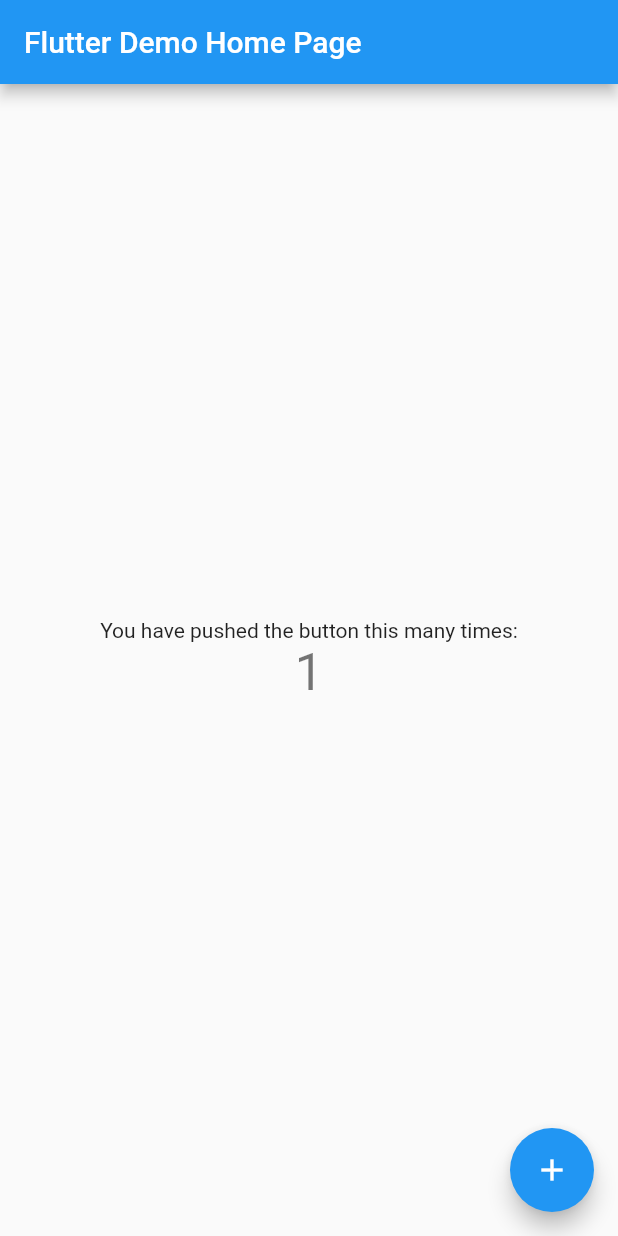
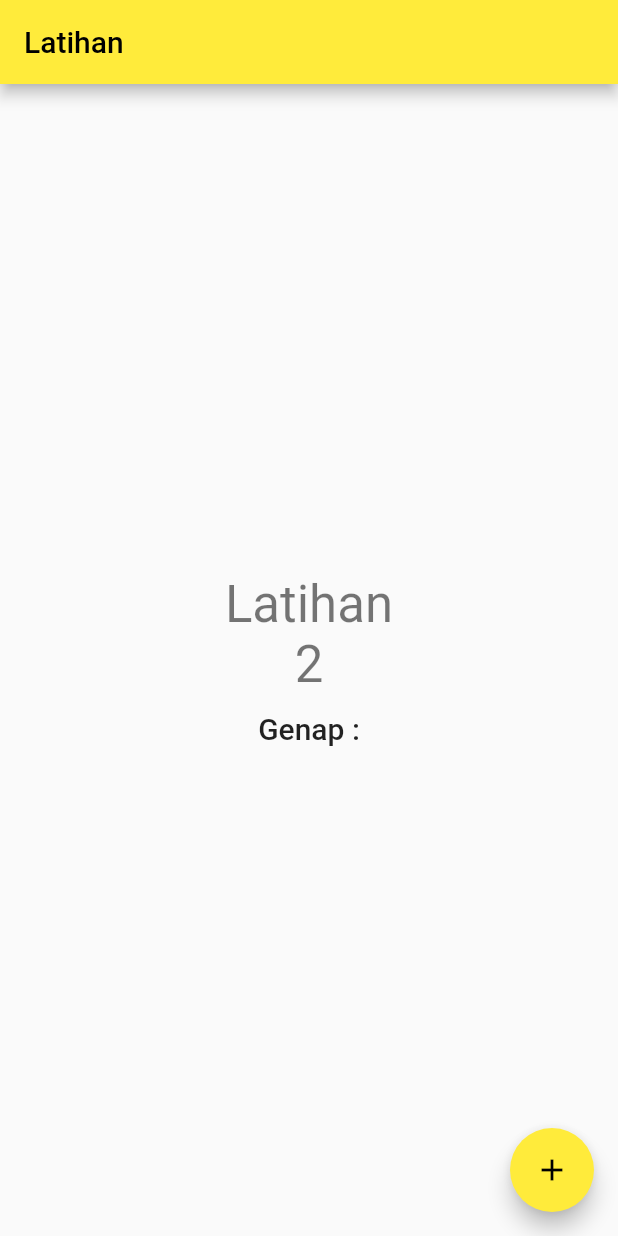
Before and after one commit to superrexy/flutter_wppb, a Flutter app: the screen it shows after launch, after a tap on the "add" icon, on a phone screen of 412 x 824 dp. Run offline on Flutter 3.47's test engine with Material 2 defaults, Android fonts, the phone set to English and light mode, and no system bars.

Commit message:
finish latihan task

```diff
--- a/lib/main.dart
+++ b/lib/main.dart
@@ -1,4 +1,5 @@
 import 'package:flutter/material.dart';
+import 'package:flutter_wppb/view/latihan.dart';
 
 void main() {
   runApp(const MyApp());
@@ -22,9 +23,9 @@
         // or simply save your changes to "hot reload" in a Flutter IDE).
         // Notice that the counter didn't reset back to zero; the application
         // is not restarted.
-        primarySwatch: Colors.blue,
+        primarySwatch: Colors.yellow,
       ),
-      home: const MyHomePage(title: 'Flutter Demo Home Page'),
+      home: latihan(),
     );
   }
 }
@@ -49,15 +50,22 @@
 
 class _MyHomePageState extends State<MyHomePage> {
   int _counter = 0;
+  String _text = "Ganjil : ";
 
   void _incrementCounter() {
     setState(() {
-      // This call to setState tells the Flutter framework that something has
-      // changed in this State, which causes it to rerun the build method below
-      // so that the display can reflect the updated values. If we changed
-      // _counter without calling setState(), then the build method would not be
-      // called again, and so nothing would appear to happen.
       _counter++;
+      if (_counter > 10) {
+        _counter = 0;
+      }
+
+      _text = "Ganjil : ";
+
+      for (int i = 0; i <= _counter; i++) {
+        if (i % 2 != 0) {
+          _text += "${i}, ";
+        }
+      }
     });
   }
 
@@ -102,6 +110,10 @@
               '$_counter',
               style: Theme.of(context).textTheme.headline4,
             ),
+            Text(
+              '$_text',
+              style: Theme.of(context).textTheme.headline4,
+            ),
           ],
         ),
       ),
--- /dev/null
+++ b/lib/view/latihan.dart
@@ -0,0 +1,62 @@
+import 'package:flutter/material.dart';
+
+class latihan extends StatefulWidget {
+  const latihan({Key? key}) : super(key: key);
+
+  @override
+  _latihanState createState() => _latihanState();
+}
+
+class _latihanState extends State<latihan> {
+  int _counter = 1;
+  String _text = "Genap : ";
+
+  void _incrementCounter() {
+    setState(() {
+      _counter++;
+
+      _text = "Genap : ";
+
+      for (int i = 1; i <= _counter; i++) {
+        if (i % 3 == 0 && i % 2 == 0) {
+          _text += '${i}, ';
+        }
+      }
+    });
+  }
+
+  @override
+  Widget build(BuildContext context) {
+    return Scaffold(
+      appBar: AppBar(title: Text("Latihan")),
+      body: Center(
+        child: Column(
+          mainAxisAlignment: MainAxisAlignment.center,
+          children: [
+            Text(
+              'Latihan',
+              style: Theme.of(context).textTheme.headline4,
+            ),
+            Text(
+              '$_counter',
+              style: Theme.of(context).textTheme.headline4,
+            ),
+            Container(
+                padding: EdgeInsets.symmetric(horizontal: 18),
+                margin: EdgeInsets.only(top: 12),
+                child: Text(
+                  '$_text',
+                  style: Theme.of(context).textTheme.headline6,
+                  textAlign: TextAlign.center,
+                ))
+          ],
+        ),
+      ),
+      floatingActionButton: FloatingActionButton(
+        onPressed: _incrementCounter,
+        tooltip: "Increment",
+        child: Icon(Icons.add),
+      ),
+    );
+  }
+}
```
